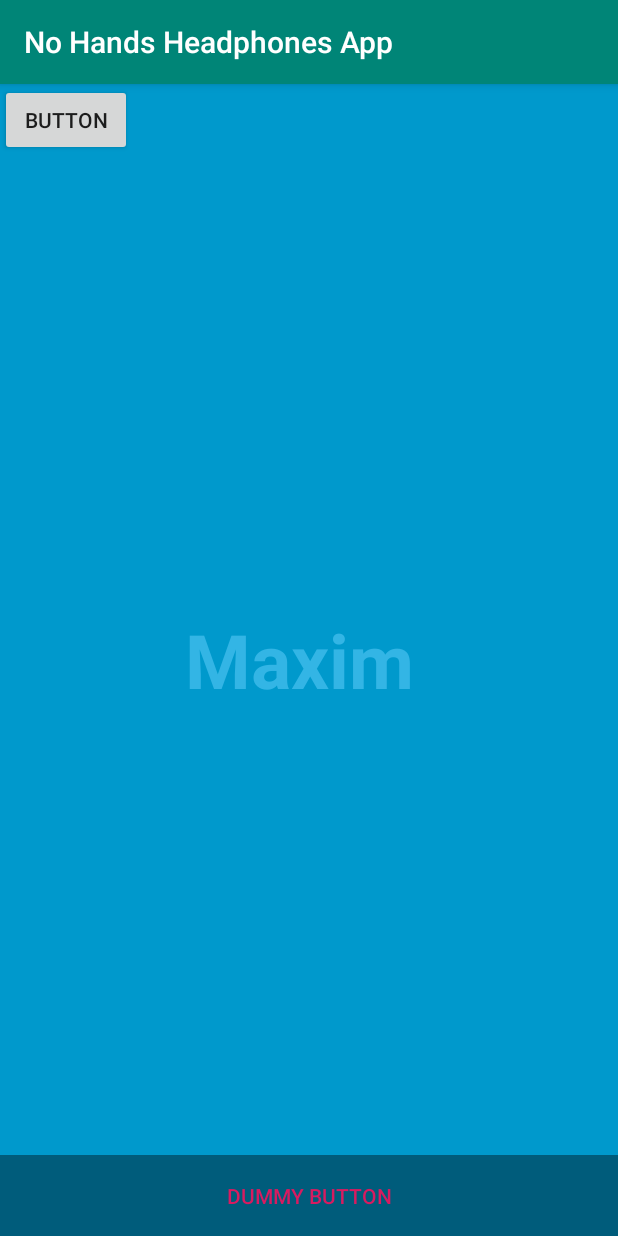
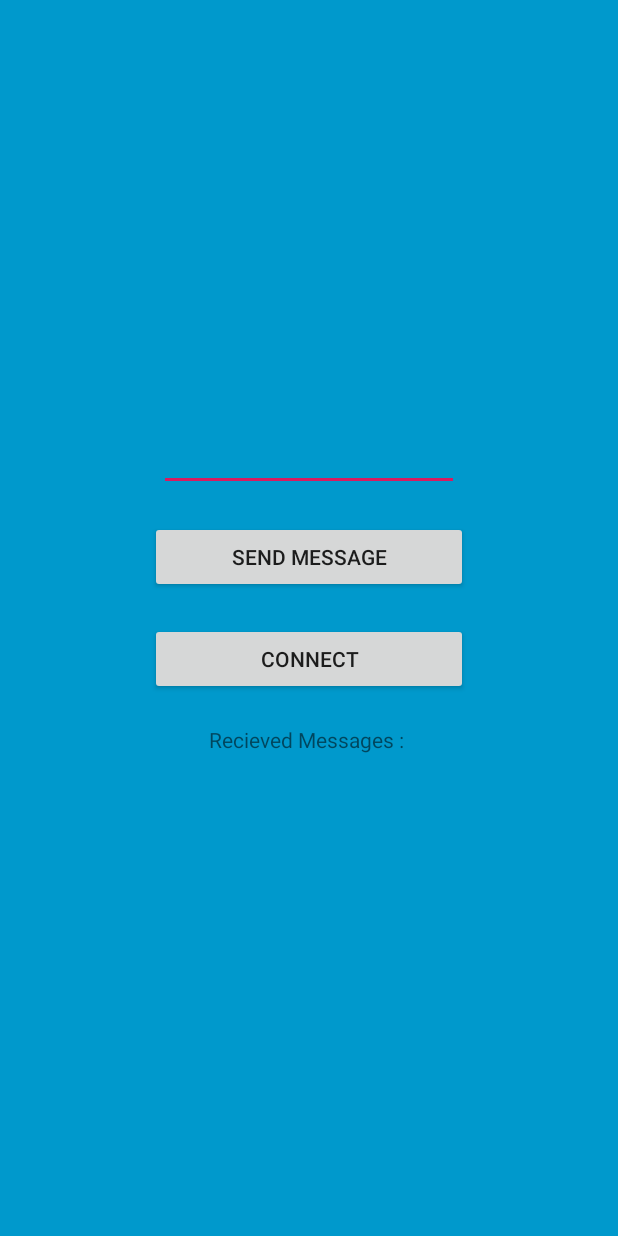
Before and after one commit to MaxRosca/No-Hands-Headphones, an Android app: the screen it shows after launch (FullscreenActivity), on a phone screen of 412 x 824 dp. Run offline under Robolectric (Android 15) with nearby library versions, the phone set to English and light mode, and no system bars.

Commit message:
Added few things that i dont remember

```diff
--- a/app/src/main/java/com/example/nohandsheadphonesapp/FullscreenActivity.kt
+++ b/app/src/main/java/com/example/nohandsheadphonesapp/FullscreenActivity.kt
@@ -3,12 +3,20 @@ package com.example.nohandsheadphonesapp
 import ConnectThread
 import android.bluetooth.BluetoothAdapter
 import android.bluetooth.BluetoothDevice
+import android.bluetooth.BluetoothSocket
 import android.content.Intent
 import android.os.Bundle
+import android.os.Handler
 import android.util.Log
+import android.view.View.*
 import android.widget.Button
+import android.widget.EditText
+import android.widget.TextView
 import androidx.appcompat.app.AppCompatActivity
 import java.io.IOException
+import java.io.InputStream
+import java.io.OutputStream
+import java.util.*
 
 
 class FullscreenActivity : AppCompatActivity() {
@@ -19,9 +27,21 @@ class FullscreenActivity : AppCompatActivity() {
         super.onCreate(savedInstanceState)
 
         setContentView(R.layout.activity_fullscreen)
-        val button: Button = findViewById(R.id.button)
+        window.decorView.systemUiVisibility = SYSTEM_UI_FLAG_IMMERSIVE_STICKY or
+                SYSTEM_UI_FLAG_FULLSCREEN or SYSTEM_UI_FLAG_HIDE_NAVIGATION or
+                SYSTEM_UI_FLAG_LAYOUT_STABLE or SYSTEM_UI_FLAG_LAYOUT_HIDE_NAVIGATION or SYSTEM_UI_FLAG_LAYOUT_FULLSCREEN
 
-        button.setOnClickListener {
+        val connectButton: Button = findViewById(R.id.connectButton)
+        val sendButton: Button = findViewById(R.id.sendButton)
+        val sendMessageEditText = findViewById<EditText>(R.id.sendMessage)
+        val recievedText = findViewById<TextView>(R.id.recievedMessages)
+        var connected = false
+        var connThread: ConnectThread?
+        var inputStream: InputStream? = null
+        var outputStream: OutputStream? = null
+        val mainHandler = Handler()
+
+        connectButton.setOnClickListener {
 
             val bluetoothAdapter: BluetoothAdapter? = BluetoothAdapter.getDefaultAdapter()
 
@@ -30,28 +50,53 @@ class FullscreenActivity : AppCompatActivity() {
                 startActivityForResult(enableBtIntent, 2)
             }
 
-            var myDevice: BluetoothDevice? = null
+            // Huawei - 5C:A8:6A:89:1E:70
+            // J5 - BC:54:51:07:62:C5
+            // Note 9 - F4:C2:48:E7:63:B6
 
-            val pairedDevices: Set<BluetoothDevice>? = bluetoothAdapter?.bondedDevices
-            pairedDevices?.forEach { device ->
+            var myDevice: BluetoothDevice? = bluetoothAdapter?.getRemoteDevice("F4:C2:48:E7:63:B6")
+
+            Log.i(TAG, myDevice?.name)
+//            val pairedDevices: Set<BluetoothDevice>? = bluetoothAdapter?.bondedDevices
+//            pairedDevices?.forEach { device ->
 //                Log.v(TAG, device.name + " " + device.address)
+//
+//                if (device.name == "Galaxy J5 2017"){
+//                    myDevice = device
+////                    Log.v(TAG, myDevice?.name)
+//                }
+//            }
 
-                if (device.name == "Galaxy J5 2017"){
-                    myDevice = device
-//                    Log.v(TAG, myDevice?.name)
+            try {
+                var MY_UUID = UUID.fromString("0000112f-0000-1000-8000-00805f9b34fb")
+
+                try {
+                    var mySocket = myDevice?.createInsecureRfcommSocketToServiceRecord(MY_UUID)
+
+                    if(mySocket?.isConnected != true) {
+                        mySocket!!.connect()
+                    }
+
+                    inputStream = mySocket.inputStream
+                    outputStream = mySocket.outputStream
+                    connThread = ConnectThread(mySocket, mainHandler, recievedText)
+                    connThread!!.start()
+
+                } catch (e: IOException) {
+                    Log.d(TAG, "Could not close connection:" + e.toString())
                 }
             }
-
-            val connThread = ConnectThread(myDevice)
-
-            try {
-                connThread.run()
-            }
-            catch (e: IOException){
+            catch (e: Exception){
                 Log.d(TAG, e.toString())
 
             }
 
         }
+
+        sendButton.setOnClickListener {
+            if(connected){
+                outputStream?.write(sendMessageEditText.text.toString().toByteArray())
+            }
+        }
     }
 }
--- a/app/src/main/res/layout/activity_fullscreen.xml
+++ b/app/src/main/res/layout/activity_fullscreen.xml
@@ -6,48 +6,60 @@
     android:background="#0099cc"
     tools:context=".FullscreenActivity">
 
-    <!-- The primary full-screen view. This can be replaced with whatever view
-         is needed to present your content, e.g. VideoView, SurfaceView,
-         TextureView, etc. -->
-    <TextView android:id="@+id/fullscreen_content"
+    <LinearLayout
+        android:id="@+id/fullscreen_content_controls"
+        style="?metaButtonBarStyle"
         android:layout_width="match_parent"
         android:layout_height="match_parent"
-        android:keepScreenOn="true"
-        android:textColor="#33b5e5"
-        android:textStyle="bold"
-        android:textSize="50sp"
+        android:layout_gravity="bottom|center_horizontal"
+        android:orientation="vertical"
         android:gravity="center"
-        android:text="Maxim " />
+        tools:ignore="UselessParent">
 
-    <!-- This FrameLayout insets its children based on system windows using
-         android:fitsSystemWindows. -->
-    <FrameLayout android:layout_width="match_parent"
-        android:layout_height="match_parent"
-        android:fitsSystemWindows="true">
+        <EditText
+            android:layout_width="200dp"
+            android:layout_height="wrap_content"
+            android:layout_gravity="center"
+            android:id="@+id/sendMessage"
+            />
 
-        <LinearLayout android:id="@+id/fullscreen_content_controls"
-            style="?metaButtonBarStyle"
+        <Button
+            android:id="@+id/sendButton"
             android:layout_width="match_parent"
             android:layout_height="wrap_content"
-            android:layout_gravity="bottom|center_horizontal"
-            android:background="@color/black_overlay"
-            android:orientation="horizontal"
-            tools:ignore="UselessParent">
-
-            <Button android:id="@+id/dummy_button"
-                style="?metaButtonBarButtonStyle"
-                android:layout_width="0dp"
-                android:layout_height="wrap_content"
-                android:layout_weight="1"
-                android:text="@string/dummy_button" />
-
-        </LinearLayout>
+            android:text="Send Message"
+            android:layout_marginLeft="100dp"
+            android:layout_marginRight="100dp"
+            android:layout_marginTop="20dp" />
 
         <Button
-            android:id="@+id/button"
+            android:id="@+id/connectButton"
+            android:layout_width="match_parent"
+            android:layout_height="wrap_content"
+            android:text="Connect"
+            android:layout_marginLeft="100dp"
+            android:layout_marginRight="100dp"
+            android:layout_marginTop="20dp" />
+
+        <TextView
             android:layout_width="wrap_content"
             android:layout_height="wrap_content"
-            android:text="Button" />
-    </FrameLayout>
+            android:layout_marginLeft="100dp"
+            android:layout_marginRight="100dp"
+            android:layout_marginTop="20dp"
+            android:text="Recieved Messages : "
+            />
+
+        <TextView
+            android:layout_width="wrap_content"
+            android:layout_height="wrap_content"
+            android:layout_marginLeft="100dp"
+            android:layout_marginRight="100dp"
+            android:layout_marginTop="20dp"
+            android:id="@+id/recievedMessages"
+            />
+
+
+    </LinearLayout>
 
 </FrameLayout>
```
Also changed, not shown: app/src/main/java/com/example/nohandsheadphonesapp/ConnectThread.kt (+21 -36 lines).
